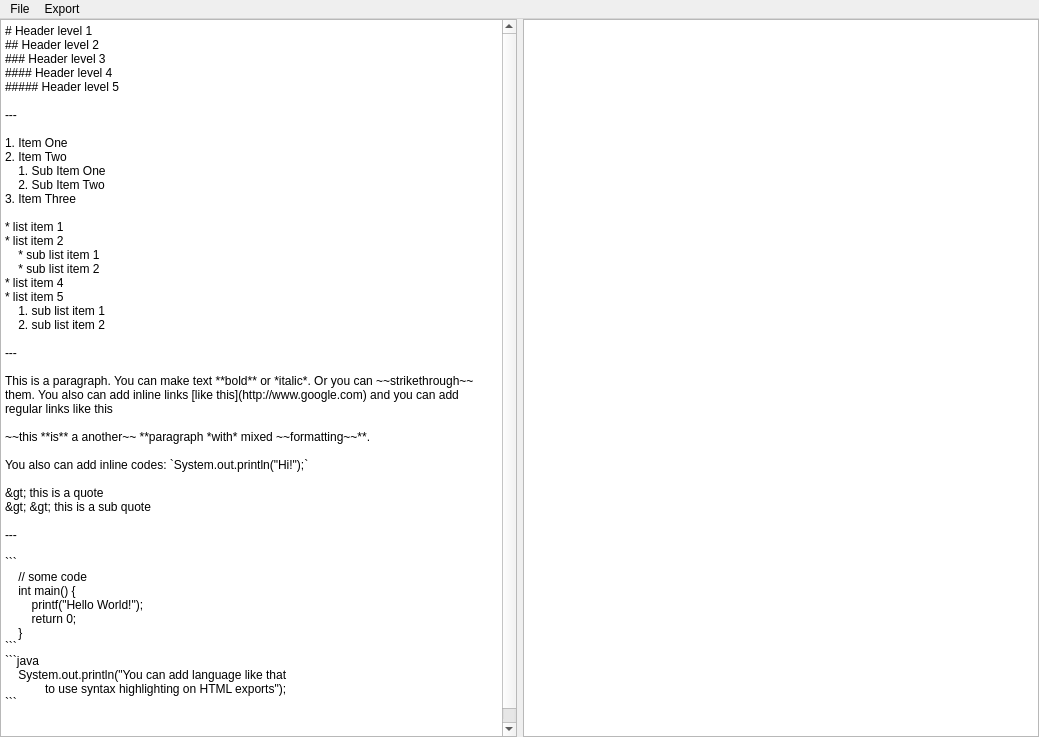
Old version of the form newnotewindow.ui in the repository dhamith93/QuickNote.
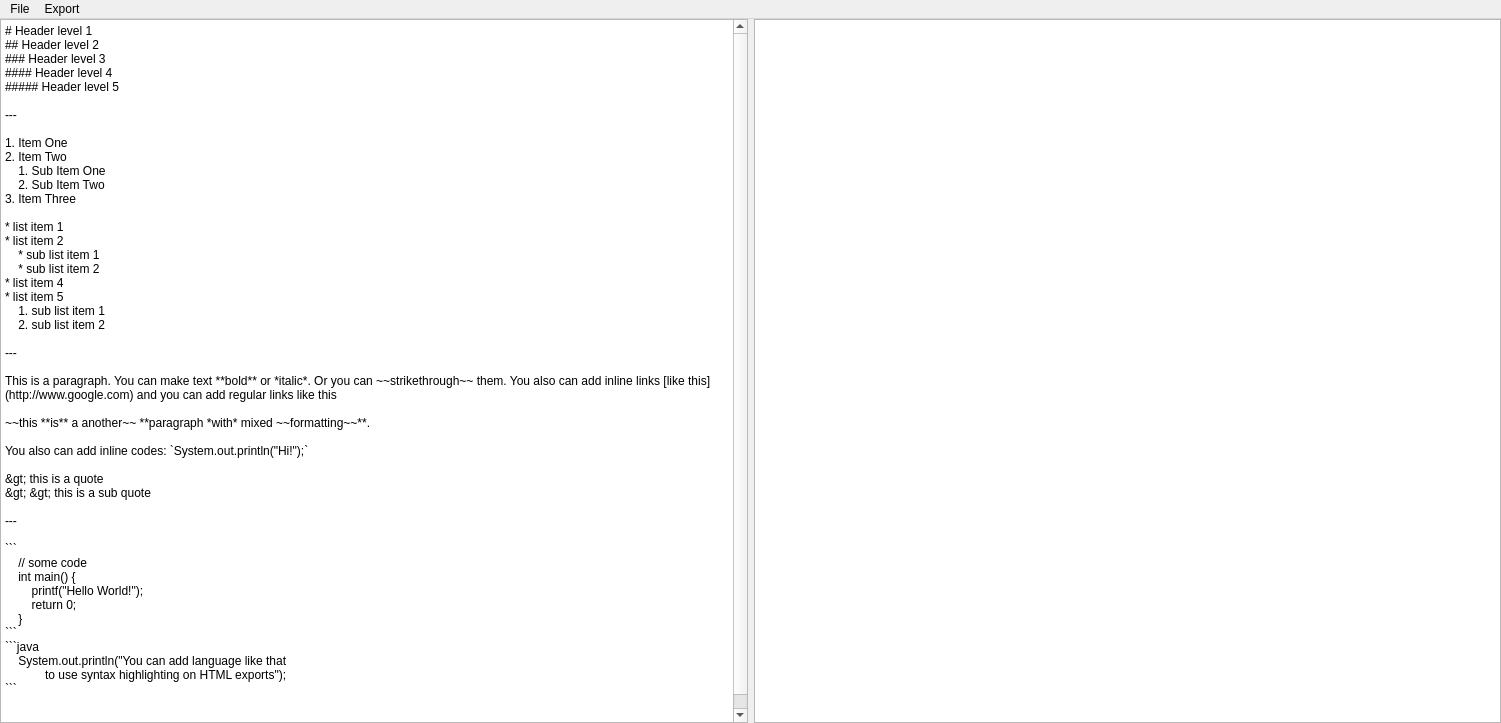
New version of the form. Icons and pictures are not drawn.

Patch:
```diff
--- a/newnotewindow.ui
+++ b/newnotewindow.ui
@@ -6,8 +6,8 @@
    <rect>
     <x>0</x>
     <y>0</y>
-    <width>1039</width>
-    <height>737</height>
+    <width>1501</width>
+    <height>723</height>
    </rect>
   </property>
   <property name="windowTitle">
@@ -107,7 +107,7 @@
     <rect>
      <x>0</x>
      <y>0</y>
-     <width>1039</width>
+     <width>1501</width>
      <height>22</height>
     </rect>
    </property>
```
